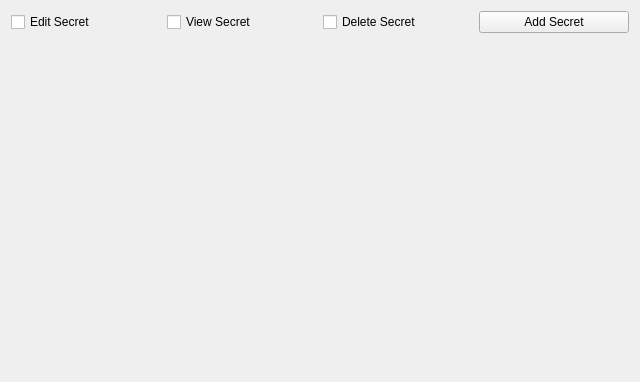
Old version of the form designs/xml/vault_tab.ui in the repository daniel-deru/WorkMate-3.0.
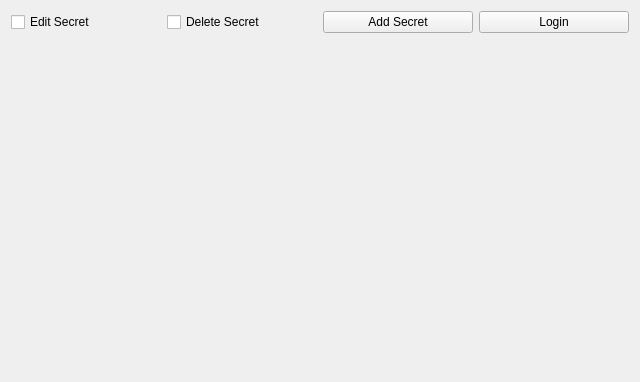
New version of the form.

Commit message: added the generic protected view and logic to handle different view use cases

Patch:
```diff
--- a/designs/xml/vault_tab.ui
+++ b/designs/xml/vault_tab.ui
@@ -29,13 +29,6 @@
        </property>
       </widget>
      </item>
-     <item>
-      <widget class="QCheckBox" name="chk_view">
-       <property name="text">
-        <string>View Secret</string>
-       </property>
-      </widget>
-     </item>
      <item>
       <widget class="QCheckBox" name="chk_delete">
        <property name="text">
@@ -50,6 +43,13 @@
        </property>
       </widget>
      </item>
+     <item>
+      <widget class="QPushButton" name="btn_login">
+       <property name="text">
+        <string>Login</string>
+       </property>
+      </widget>
+     </item>
     </layout>
    </item>
    <item>
```
The commit also changes 29 other files.
